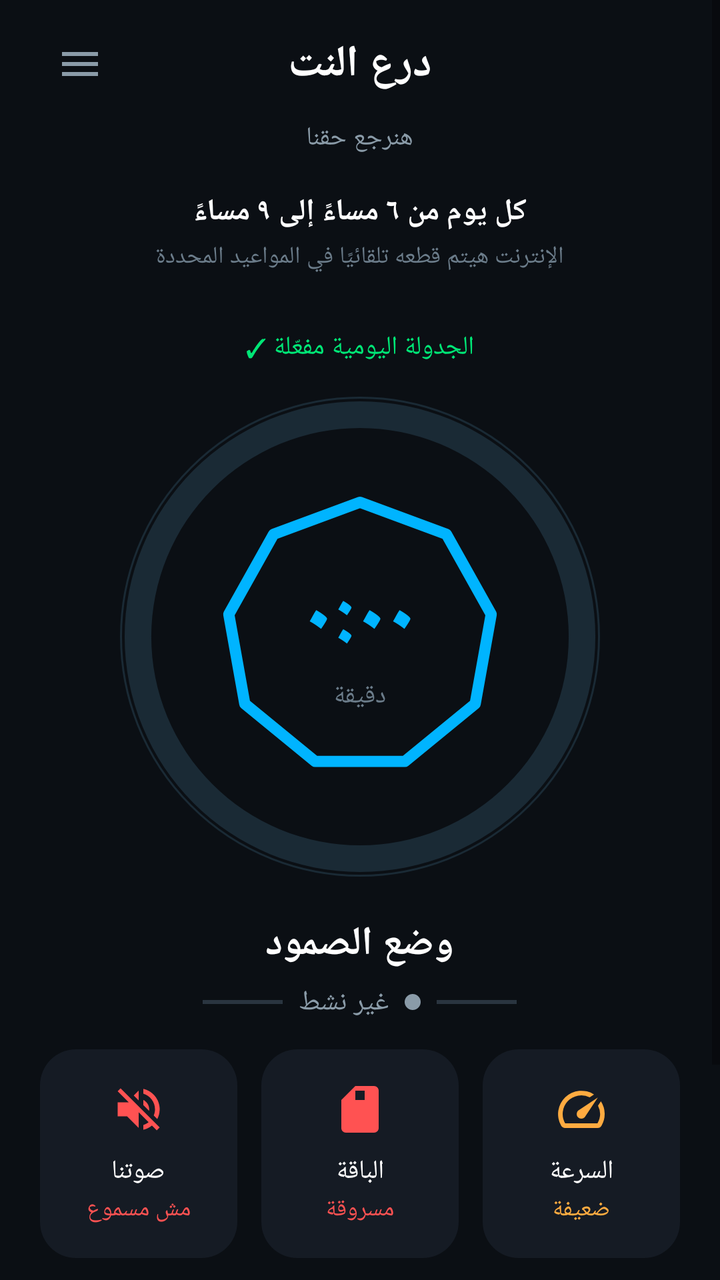
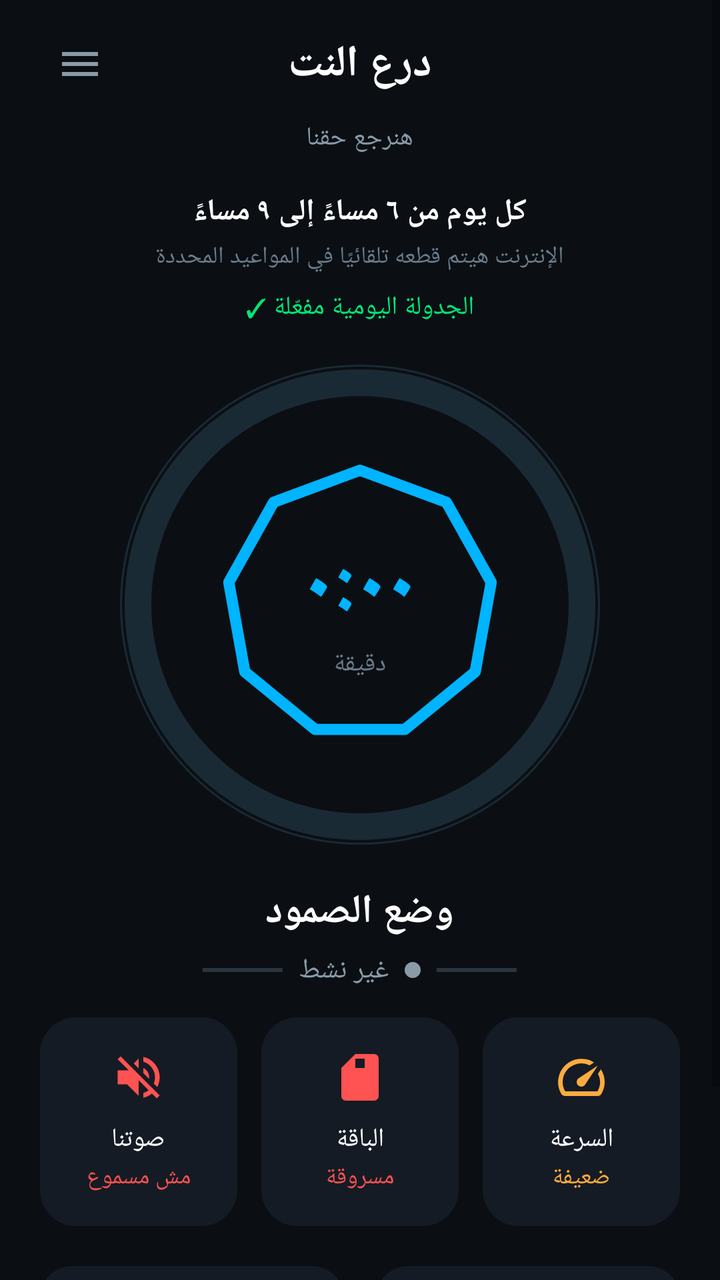

An Android layout rendered at two revisions. The XML below is the earlier revision; the diff shows what the commit changed to produce the second picture.
<!-- AndroidManifest.xml: application theme Theme.SomoodApp -->
<!-- res/layout/activity_main.xml -->
<?xml version="1.0" encoding="utf-8"?>
<ScrollView xmlns:android="http://schemas.android.com/apk/res/android"
    xmlns:app="http://schemas.android.com/apk/res-auto"
    android:layout_width="match_parent"
    android:layout_height="match_parent"
    android:background="#0B0F14"
    android:fillViewport="true">

    <LinearLayout
        android:layout_width="match_parent"
        android:layout_height="wrap_content"
        android:orientation="vertical"
        android:paddingHorizontal="20dp"
        android:paddingTop="12dp"
        android:paddingBottom="24dp"
        android:gravity="center"
        android:maxLines="3">

        
        <RelativeLayout
            android:layout_width="match_parent"
            android:layout_height="wrap_content"
            android:layout_marginBottom="8dp">

            <ImageView
                android:id="@+id/btnMenu"
                android:layout_width="40dp"
                android:layout_height="40dp"
                android:layout_alignParentStart="true"
                android:layout_centerVertical="true"
                android:padding="8dp"
                android:src="@drawable/ic_menu"
                android:background="?attr/selectableItemBackgroundBorderless"
                app:tint="#8A9BA8" />

            <TextView
                android:layout_width="wrap_content"
                android:layout_height="wrap_content"
                android:layout_centerInParent="true"
                android:text="@string/app_name"
                android:textColor="#FFFFFF"
                android:textSize="22sp"
                android:textStyle="bold"
                android:fontFamily="@font/tajawal" />
        </RelativeLayout>

        <TextView
            android:layout_width="wrap_content"
            android:layout_height="wrap_content"
            android:text="@string/subtitle"
            android:textColor="#8A9BA8"
            android:textSize="13sp"
            android:fontFamily="@font/tajawal"
            android:layout_marginBottom="18dp" />

        <TextView
            android:layout_width="wrap_content"
            android:layout_height="wrap_content"
            android:text="@string/schedule_text"
            android:textColor="#FFFFFF"
            android:textSize="15sp"
            android:textStyle="bold"
            android:fontFamily="@font/tajawal"
            android:layout_marginBottom="4dp" />

        <TextView
            android:layout_width="wrap_content"
            android:layout_height="wrap_content"
            android:text="@string/warning_text"
            android:textColor="#6B7C8A"
            android:textSize="12sp"
            android:fontFamily="@font/tajawal"
            android:layout_marginBottom="28dp"
            android:gravity="center" />

       <TextView
            android:id="@+id/scheduleStatus"
            android:layout_width="wrap_content"
            android:layout_height="wrap_content"
            android:text="الجدولة اليومية مفعّلة ✓"
            android:textColor="#00E676"
            android:textSize="13sp"
            android:fontFamily="@font/tajawal"
            android:layout_marginBottom="16dp" />

        
        <FrameLayout
            android:layout_width="240dp"
            android:layout_height="240dp"
            android:layout_marginBottom="20dp">

            <View
                android:layout_width="match_parent"
                android:layout_height="match_parent"
                android:background="@drawable/ring_ticks" />

            <ProgressBar
                android:id="@+id/progressRing"
                style="?android:attr/progressBarStyleHorizontal"
                android:layout_width="match_parent"
                android:layout_height="match_parent"
                android:indeterminate="false"
                android:max="180"
                android:progress="0"
                android:progressDrawable="@drawable/circular_progress"
                android:rotation="-90" />

            <View
                android:layout_width="160dp"
                android:layout_height="160dp"
                android:layout_gravity="center"
                android:background="@drawable/hexagon_outline" />

            <LinearLayout
                android:layout_width="wrap_content"
                android:layout_height="wrap_content"
                android:layout_gravity="center"
                android:orientation="vertical"
                android:gravity="center">

                <TextView
                    android:id="@+id/countdownText"
                    android:layout_width="wrap_content"
                    android:layout_height="wrap_content"
                    android:text="٠:٠٠"
                    android:textColor="#00B4FF"
                    android:textSize="42sp"
                    android:textStyle="bold"
                    android:fontFamily="@font/tajawal"
                    android:includeFontPadding="false" />

                <TextView
                    android:id="@+id/countdownLabel"
                    android:layout_width="wrap_content"
                    android:layout_height="wrap_content"
                    android:text="@string/minutes_left"
                    android:textColor="#6B7C8A"
                    android:textSize="13sp"
                    android:fontFamily="@font/tajawal"
                    android:layout_marginTop="2dp" />
            </LinearLayout>
        </FrameLayout>

        
        <TextView
            android:layout_width="wrap_content"
            android:layout_height="wrap_content"
            android:text="@string/mode_title"
            android:textColor="#FFFFFF"
            android:textSize="20sp"
            android:textStyle="bold"
            android:fontFamily="@font/tajawal"
            android:layout_marginBottom="6dp" />

        <LinearLayout
            android:layout_width="wrap_content"
            android:layout_height="wrap_content"
            android:orientation="horizontal"
            android:gravity="center_vertical"
            android:layout_marginBottom="14dp">

            <View
                android:layout_width="40dp"
                android:layout_height="2dp"
                android:background="@drawable/wave_line" />

            <TextView
                android:id="@+id/statusText"
                android:layout_width="wrap_content"
                android:layout_height="wrap_content"
                android:text="@string/status_inactive"
                android:textColor="#8A9BA8"
                android:textSize="14sp"
                android:fontFamily="@font/tajawal"
                android:layout_marginHorizontal="8dp" />

            <View
                android:id="@+id/statusDot"
                android:layout_width="8dp"
                android:layout_height="8dp"
                android:background="@drawable/dot_inactive" />

            <View
                android:layout_width="40dp"
                android:layout_height="2dp"
                android:background="@drawable/wave_line"
                android:layout_marginStart="8dp" />
        </LinearLayout>

        
        <LinearLayout
            android:id="@+id/remainingChip"
            android:layout_width="wrap_content"
            android:layout_height="wrap_content"
            android:orientation="horizontal"
            android:gravity="center_vertical"
            android:background="@drawable/chip_bg"
            android:paddingHorizontal="14dp"
            android:paddingVertical="8dp"
            android:layout_marginBottom="28dp"
            android:visibility="gone">
            <TextView
                android:id="@+id/remainingText"
                android:layout_width="wrap_content"
                android:layout_height="wrap_content"
                android:text="@string/remaining_chip"
                android:textColor="#FFFFFF"
                android:textSize="12sp"
                android:fontFamily="@font/tajawal" />

            <ImageView
                android:layout_width="16dp"
                android:layout_height="16dp"
                android:layout_marginStart="6dp"
                android:src="@drawable/ic_info"
                app:tint="#00A6D0" />
        </LinearLayout>

        
        <LinearLayout
            android:layout_width="match_parent"
            android:layout_height="wrap_content"
            android:orientation="horizontal"
            android:layout_marginBottom="20dp">

            
            <LinearLayout
                android:layout_width="0dp"
                android:layout_height="wrap_content"
                android:layout_weight="1"
                android:orientation="vertical"
                android:gravity="center"
                android:background="@drawable/card_dark"
                android:paddingVertical="16dp"
                android:layout_marginEnd="6dp">

                <ImageView
                    android:layout_width="28dp"
                    android:layout_height="28dp"
                    android:src="@drawable/ic_sound_mute"
                    app:tint="#FF5252" />

                <TextView
                    android:layout_width="wrap_content"
                    android:layout_height="wrap_content"
                    android:text="@string/sound_label"
                    android:textColor="#FFFFFF"
                    android:textSize="13sp"
                    android:fontFamily="@font/tajawal"
                    android:layout_marginTop="8dp" />

                <TextView
                    android:layout_width="wrap_content"
                    android:layout_height="wrap_content"
                    android:text="@string/sound_status"
                    android:textColor="#FF5252"
                    android:textSize="12sp"
                    android:fontFamily="@font/tajawal"
                    android:layout_marginTop="2dp" />
            </LinearLayout>

            
            <LinearLayout
                android:layout_width="0dp"
                android:layout_height="wrap_content"
                android:layout_weight="1"
                android:orientation="vertical"
                android:gravity="center"
                android:background="@drawable/card_dark"
                android:paddingVertical="16dp"
                android:layout_marginHorizontal="6dp">

                <ImageView
                    android:layout_width="28dp"
                    android:layout_height="28dp"
                    android:src="@drawable/ic_sim"
                    app:tint="#FF5252" />

                <TextView
                    android:layout_width="wrap_content"
                    android:layout_height="wrap_content"
                    android:text="@string/package_label"
                    android:textColor="#FFFFFF"
                    android:textSize="13sp"
                    android:fontFamily="@font/tajawal"
                    android:layout_marginTop="8dp" />

                <TextView
                    android:layout_width="wrap_content"
                    android:layout_height="wrap_content"
                    android:text="@string/package_status"
                    android:textColor="#FF5252"
                    android:textSize="12sp"
                    android:fontFamily="@font/tajawal"
                    android:layout_marginTop="2dp" />
            </LinearLayout>
            
            <LinearLayout
                android:layout_width="0dp"
                android:layout_height="wrap_content"
                android:layout_weight="1"
                android:orientation="vertical"
                android:gravity="center"
                android:background="@drawable/card_dark"
                android:paddingVertical="16dp"
                android:layout_marginStart="6dp">

                <ImageView
                    android:layout_width="28dp"
                    android:layout_height="28dp"
                    android:src="@drawable/ic_speed"
                    app:tint="#FFAB40" />

                <TextView
                    android:layout_width="wrap_content"
                    android:layout_height="wrap_content"
                    android:text="@string/speed_label"
                    android:textColor="#FFFFFF"
                    android:textSize="13sp"
                    android:fontFamily="@font/tajawal"
                    android:layout_marginTop="8dp" />

                <TextView
                    android:layout_width="wrap_content"
                    android:layout_height="wrap_content"
                    android:text="@string/speed_status"
                    android:textColor="#FFAB40"
                    android:textSize="12sp"
                    android:fontFamily="@font/tajawal"
                    android:layout_marginTop="2dp" />
            </LinearLayout>
        </LinearLayout>

        
        <LinearLayout
            android:layout_width="match_parent"
            android:layout_height="wrap_content"
            android:orientation="horizontal">

            <LinearLayout
                android:id="@+id/btnShare"
                android:layout_width="0dp"
                android:layout_height="52dp"
                android:layout_weight="1"
                android:orientation="horizontal"
                android:gravity="center"
                android:background="@drawable/btn_dark"
                android:layout_marginEnd="8dp">

                <ImageView
                    android:layout_width="20dp"
                    android:layout_height="20dp"
                    android:src="@drawable/ic_share"
                    app:tint="#00A6D0" />

                <TextView
                    android:layout_width="wrap_content"
                    android:layout_height="wrap_content"
                    android:text="@string/btn_share"
                    android:textColor="#FFFFFF"
                    android:textSize="14sp"
                    android:fontFamily="@font/tajawal"
                    android:layout_marginStart="8dp" />
            </LinearLayout>

            <LinearLayout
                android:id="@+id/btnLog"
                android:layout_width="0dp"
                android:layout_height="52dp"
                android:layout_weight="1"
                android:orientation="horizontal"
                android:gravity="center"
                android:background="@drawable/btn_dark"
                android:layout_marginStart="8dp">

                <ImageView
                    android:layout_width="20dp"
                    android:layout_height="20dp"
                    android:src="@drawable/ic_log"
                    app:tint="#00A6D0" />

                <TextView
                    android:layout_width="wrap_content"
                    android:layout_height="wrap_content"
                    android:text="@string/btn_log"
                    android:textColor="#FFFFFF"
                    android:textSize="14sp"
                    android:fontFamily="@font/tajawal"
                    android:layout_marginStart="8dp" />
            </LinearLayout>
        </LinearLayout>

        <TextView
            android:layout_width="wrap_content"
            android:layout_height="wrap_content"
            android:text="@string/footer"
            android:textColor="#5A6A78"
            android:textSize="12sp"
            android:fontFamily="@font/tajawal"
            android:layout_marginTop="28dp" />

    </LinearLayout>
</ScrollView>
<!-- resources referenced by this layout -->
<resources>
  <!-- drawable btn_dark (drawable) -->
  <?xml version="1.0" encoding="utf-8"?>
  <shape xmlns:android="http://schemas.android.com/apk/res/android"
      android:shape="rectangle">
      <solid android:color="#151B24" />
      <corners android:radius="16dp" />
  </shape>
  <!-- drawable card_dark (drawable) -->
  <?xml version="1.0" encoding="utf-8"?>
  <shape xmlns:android="http://schemas.android.com/apk/res/android"
      android:shape="rectangle">
      <solid android:color="#151B24" />
      <corners android:radius="18dp" />
  </shape>
  <!-- drawable chip_bg (drawable) -->
  <?xml version="1.0" encoding="utf-8"?>
  <shape xmlns:android="http://schemas.android.com/apk/res/android"
      android:shape="rectangle">
      <solid android:color="#1A2332" />
      <corners android:radius="20dp" />
  </shape>
  <!-- drawable dot_inactive (drawable) -->
  <?xml version="1.0" encoding="utf-8"?>
  <shape xmlns:android="http://schemas.android.com/apk/res/android"
      android:shape="oval">
      <solid android:color="#8A9BA8" />
  </shape>
  <!-- drawable ic_info (drawable) -->
  <?xml version="1.0" encoding="utf-8"?>
  <vector xmlns:android="http://schemas.android.com/apk/res/android"
      android:width="24dp"
      android:height="24dp"
      android:viewportWidth="24"
      android:viewportHeight="24">
      <path
          android:fillColor="#00A6D0"
          android:pathData="M12,2C6.48,2 2,6.48 2,12s4.48,10 10,10 10,-4.48 10,-10S17.52,2 12,2zM13,17h-2v-6h2v6zM13,9h-2V7h2v2z"/>
  </vector>
  <!-- drawable ic_menu (drawable) -->
  <?xml version="1.0" encoding="utf-8"?>
  <vector xmlns:android="http://schemas.android.com/apk/res/android"
      android:width="24dp"
      android:height="24dp"
      android:viewportWidth="24"
      android:viewportHeight="24">
      <path
          android:fillColor="#8A9BA8"
          android:pathData="M3,6h18v2H3V6zM3,11h18v2H3V11zM3,16h18v2H3V16z"/>
  </vector>
  <!-- drawable ic_sim (drawable) -->
  <?xml version="1.0" encoding="utf-8"?>
  <vector xmlns:android="http://schemas.android.com/apk/res/android"
      android:width="24dp"
      android:height="24dp"
      android:viewportWidth="24"
      android:viewportHeight="24">
      <path
          android:fillColor="#FF5252"
          android:pathData="M18,2h-8L4,8v12c0,1.1 0.9,2 2,2h12c1.1,0 2,-0.9 2,-2V4c0,-1.1 -0.9,-2 -2,-2zM14,8h-4V4h4v4z"/>
  </vector>
  <!-- drawable ring_ticks (drawable) -->
  <?xml version="1.0" encoding="utf-8"?>
  <shape xmlns:android="http://schemas.android.com/apk/res/android"
      android:shape="oval">
      <stroke
          android:width="1dp"
          android:color="#1A2A35" />
      <solid android:color="#00000000" />
  </shape>
  <!-- drawable wave_line (drawable) -->
  <?xml version="1.0" encoding="utf-8"?>
  <shape xmlns:android="http://schemas.android.com/apk/res/android"
      android:shape="rectangle">
      <solid android:color="#2A3540" />
  </shape>
  <string name="app_name">درع النت</string>
  <string name="btn_log">السجل</string>
  <string name="btn_share">عرف غيرك</string>
  <string name="footer">مع بعض نرجع حقنا</string>
  <string name="minutes_left">دقيقة</string>
  <string name="mode_title">وضع الصمود</string>
  <string name="package_label">الباقة</string>
  <string name="package_status">مسروقة</string>
  <string name="remaining_chip">متبقى ١٠ دقائق على نهاية وضع الصمود</string>
  <string name="schedule_text">كل يوم من ٦ مساءً إلى ٩ مساءً</string>
  <string name="sound_label">صوتنا</string>
  <string name="sound_status">مش مسموع</string>
  <string name="speed_label">السرعة</string>
  <string name="speed_status">ضعيفة</string>
  <string name="status_inactive">غير نشط</string>
  <string name="subtitle">هنرجع حقنا</string>
  <string name="warning_text">الإنترنت هيتم قطعه تلقائيًا في المواعيد المحددة</string>
  <color name="primary">#00A6D0</color>
  <color name="primary_dark">#008CB0</color>
  <color name="white">#FFFFFFFF</color>
  <color name="background">#0A0E14</color>
  <!-- unchanged entries left out for length: 7 -->
</resources>

<!-- the commit's change to res/layout/activity_main.xml (unified diff, before → after) -->
@@ -13,8 +13,7 @@
         android:paddingHorizontal="20dp"
         android:paddingTop="12dp"
         android:paddingBottom="24dp"
-        android:gravity="center"
-        android:maxLines="3">
+        android:gravity="center_horizontal">
 
         
         <RelativeLayout
@@ -70,10 +69,11 @@
             android:textColor="#6B7C8A"
             android:textSize="12sp"
             android:fontFamily="@font/tajawal"
-            android:layout_marginBottom="28dp"
+            android:layout_marginBottom="8dp"
             android:gravity="center" />
 
-       <TextView
+        
+        <TextView
             android:id="@+id/scheduleStatus"
             android:layout_width="wrap_content"
             android:layout_height="wrap_content"
@@ -81,7 +81,7 @@
             android:textColor="#00E676"
             android:textSize="13sp"
             android:fontFamily="@font/tajawal"
-            android:layout_marginBottom="16dp" />
+            android:layout_marginBottom="20dp" />
 
         
         <FrameLayout
@@ -193,27 +193,23 @@
             android:layout_width="wrap_content"
             android:layout_height="wrap_content"
             android:orientation="horizontal"
-            android:gravity="center_vertical"
+            android:gravity="center"
             android:background="@drawable/chip_bg"
             android:paddingHorizontal="14dp"
             android:paddingVertical="8dp"
             android:layout_marginBottom="28dp"
             android:visibility="gone">
+
             <TextView
                 android:id="@+id/remainingText"
                 android:layout_width="wrap_content"
                 android:layout_height="wrap_content"
-                android:text="@string/remaining_chip"
+                android:text=""
                 android:textColor="#FFFFFF"
                 android:textSize="12sp"
-                android:fontFamily="@font/tajawal" />
-
-            <ImageView
-                android:layout_width="16dp"
-                android:layout_height="16dp"
-                android:layout_marginStart="6dp"
-                android:src="@drawable/ic_info"
-                app:tint="#00A6D0" />
+                android:fontFamily="@font/tajawal"
+                android:gravity="center"
+                android:maxLines="3" />
         </LinearLayout>
 
         
@@ -223,7 +219,6 @@
             android:orientation="horizontal"
             android:layout_marginBottom="20dp">
 
-            
             <LinearLayout
                 android:layout_width="0dp"
                 android:layout_height="wrap_content"
@@ -259,7 +254,6 @@
                     android:layout_marginTop="2dp" />
             </LinearLayout>
 
-            
             <LinearLayout
                 android:layout_width="0dp"
                 android:layout_height="wrap_content"
@@ -294,7 +288,7 @@
                     android:fontFamily="@font/tajawal"
                     android:layout_marginTop="2dp" />
             </LinearLayout>
-            
+
             <LinearLayout
                 android:layout_width="0dp"
                 android:layout_height="wrap_content"
<!-- resource entries referenced after the edit -->
@@ -27,17 +27,6 @@
       android:shape="oval">
       <solid android:color="#8A9BA8" />
   </shape>
-  <!-- drawable ic_info (drawable) -->
-  <?xml version="1.0" encoding="utf-8"?>
-  <vector xmlns:android="http://schemas.android.com/apk/res/android"
-      android:width="24dp"
-      android:height="24dp"
-      android:viewportWidth="24"
-      android:viewportHeight="24">
-      <path
-          android:fillColor="#00A6D0"
-          android:pathData="M12,2C6.48,2 2,6.48 2,12s4.48,10 10,10 10,-4.48 10,-10S17.52,2 12,2zM13,17h-2v-6h2v6zM13,9h-2V7h2v2z"/>
-  </vector>
   <!-- drawable ic_menu (drawable) -->
   <?xml version="1.0" encoding="utf-8"?>
   <vector xmlns:android="http://schemas.android.com/apk/res/android"
@@ -83,7 +72,6 @@
   <string name="mode_title">وضع الصمود</string>
   <string name="package_label">الباقة</string>
   <string name="package_status">مسروقة</string>
-  <string name="remaining_chip">متبقى ١٠ دقائق على نهاية وضع الصمود</string>
   <string name="schedule_text">كل يوم من ٦ مساءً إلى ٩ مساءً</string>
   <string name="sound_label">صوتنا</string>
   <string name="sound_status">مش مسموع</string>
